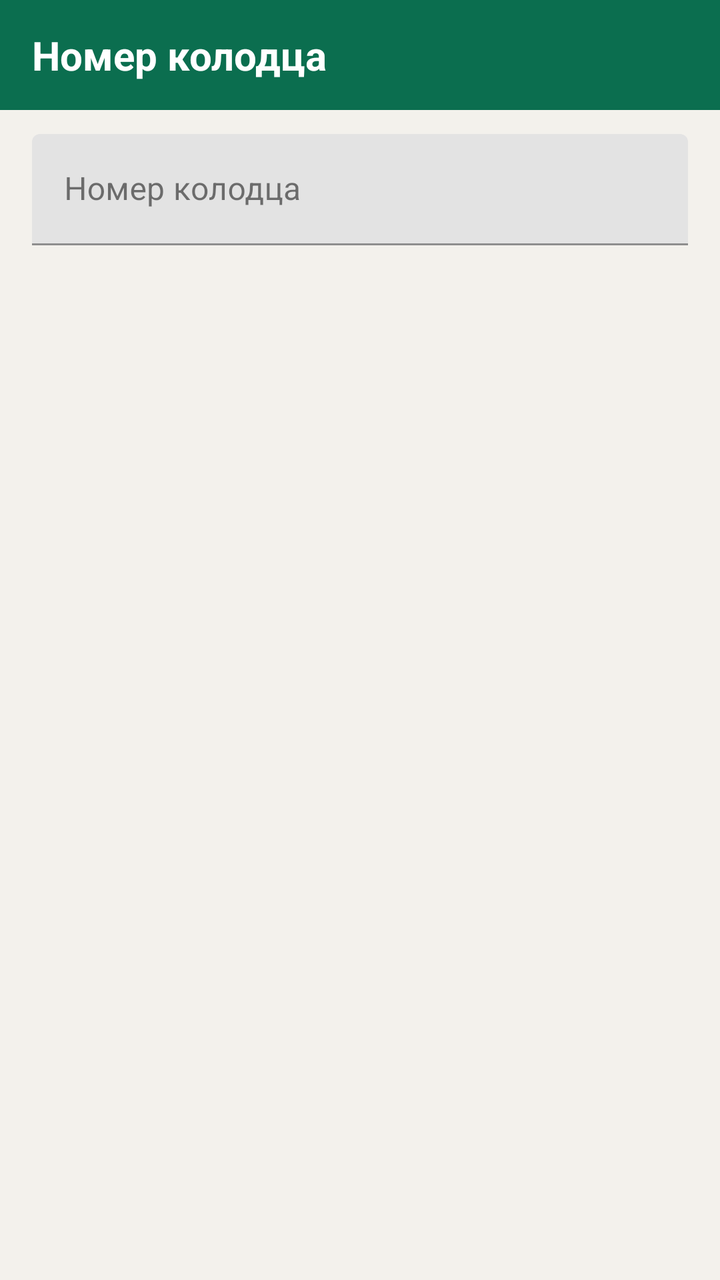
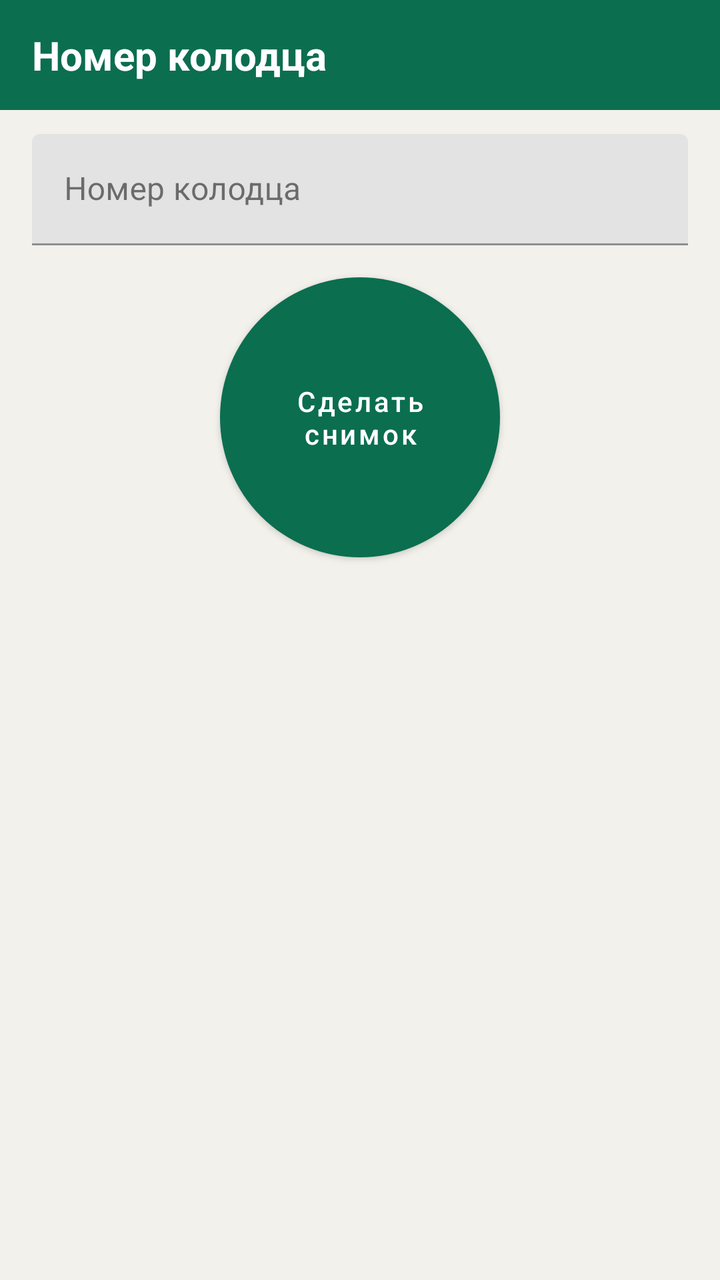

Before-and-after screenshots of an Android layout around one commit, followed by the original layout XML and the change that was made.
<!-- AndroidManifest.xml: application theme Theme.Insta360X5 -->
<!-- res/layout/dialog_well_number.xml -->
<?xml version="1.0" encoding="utf-8"?>
<LinearLayout xmlns:android="http://schemas.android.com/apk/res/android"
    android:layout_width="match_parent"
    android:layout_height="wrap_content"
    android:orientation="vertical">

    <TextView
        android:id="@+id/wellNumberTitle"
        android:layout_width="match_parent"
        android:layout_height="wrap_content"
        android:background="@color/accent"
        android:gravity="center_vertical"
        android:paddingHorizontal="16dp"
        android:paddingVertical="14dp"
        android:text="@string/well_number"
        android:textColor="@color/white"
        android:textSize="20sp"
        android:textStyle="bold" />

    <com.google.android.material.textfield.TextInputLayout
        android:layout_width="match_parent"
        android:layout_height="wrap_content"
        android:paddingHorizontal="16dp"
        android:paddingTop="12dp"
        android:paddingBottom="8dp"
        android:hint="@string/well_number">
        <com.google.android.material.textfield.TextInputEditText
            android:id="@+id/inputWellNumber"
            android:layout_width="match_parent"
            android:layout_height="wrap_content"
            android:inputType="text"
            android:maxLines="1"
            android:textColor="@color/text_primary" />
    </com.google.android.material.textfield.TextInputLayout>
</LinearLayout>
<!-- resources referenced by this layout -->
<resources>
  <color name="accent">#FF0B6E4F</color>
  <color name="text_primary">#FF1A1A1A</color>
  <color name="white">#FFFFFFFF</color>
  <string name="well_number">Номер колодца</string>
  <style name="Theme.Insta360X5" parent="Theme.MaterialComponents.Light.DarkActionBar">
          <item name="colorPrimary">@color/accent</item>
          <item name="colorPrimaryDark">@color/accent_dark</item>
          <item name="colorPrimaryVariant">@color/accent_dark</item>
          <item name="colorSecondary">@color/accent</item>
          <item name="colorAccent">@color/accent</item>
          <item name="colorOnPrimary">@color/white</item>
          <item name="colorSurface">@color/surface</item>
          <item name="colorOnSurface">@color/text_primary</item>
          <item name="android:colorBackground">@color/bg</item>
          <item name="android:windowBackground">@color/bg</item>
          <item name="android:statusBarColor">@color/accent_dark</item>
          <item name="android:textColorPrimary">@color/text_primary</item>
          <item name="android:textColorSecondary">@color/text_secondary</item>
          <item name="android:textColor">@color/text_primary</item>
          <item name="android:textColorHint">@color/text_secondary</item>
          <item name="colorControlNormal">@color/text_secondary</item>
          <item name="colorControlActivated">@color/accent</item>
          <item name="actionBarTheme">@style/ThemeOverlay.Insta360X5.ActionBar</item>
          <item name="alertDialogTheme">@style/ThemeOverlay.Insta360X5.Dialog</item>
          <item name="materialButtonOutlinedStyle">@style/Widget.Insta360X5.Button.Outlined</item>
          <item name="materialButtonStyle">@style/Widget.Insta360X5.Button</item>
      </style>
  <color name="accent_dark">#FF084C37</color>
  <color name="surface">#FFFFFFFF</color>
  <color name="bg">#FFF3F1EC</color>
  <color name="text_secondary">#FF4A4A4A</color>
  <style name="ThemeOverlay.Insta360X5.ActionBar" parent="ThemeOverlay.MaterialComponents.Dark.ActionBar">
          <item name="android:textColorPrimary">@color/white</item>
          <item name="colorControlNormal">@color/white</item>
      </style>
  <style name="ThemeOverlay.Insta360X5.Dialog" parent="ThemeOverlay.MaterialComponents.MaterialAlertDialog">
          <item name="buttonBarPositiveButtonStyle">@style/Widget.Insta360X5.DialogButton</item>
          <item name="buttonBarNegativeButtonStyle">@style/Widget.Insta360X5.DialogButton</item>
          <item name="buttonBarNeutralButtonStyle">@style/Widget.Insta360X5.DialogButton</item>
      </style>
  <style name="Widget.Insta360X5.Button.Outlined" parent="Widget.Insta360X5.Button" />
  <style name="Widget.Insta360X5.Button" parent="Widget.MaterialComponents.Button">
          <item name="android:textColor">@color/white</item>
          <item name="backgroundTint">@color/accent</item>
          <item name="android:textSize">13sp</item>
          <item name="android:textAllCaps">false</item>
          <item name="android:maxLines">1</item>
          <item name="rippleColor">@color/accent_dark</item>
      </style>
  <style name="Widget.Insta360X5.DialogButton" parent="Widget.Insta360X5.Button">
          <item name="android:layout_margin">4dp</item>
          <item name="android:minWidth">0dp</item>
          <item name="android:paddingHorizontal">12dp</item>
      </style>
</resources>

<!-- the commit's change to res/layout/dialog_well_number.xml (unified diff, before → after) -->
@@ -1,7 +1,9 @@
 <?xml version="1.0" encoding="utf-8"?>
 <LinearLayout xmlns:android="http://schemas.android.com/apk/res/android"
+    xmlns:app="http://schemas.android.com/apk/res-auto"
     android:layout_width="match_parent"
     android:layout_height="wrap_content"
+    android:gravity="center_horizontal"
     android:orientation="vertical">
 
     <TextView
@@ -28,8 +30,24 @@
             android:id="@+id/inputWellNumber"
             android:layout_width="match_parent"
             android:layout_height="wrap_content"
+            android:imeOptions="actionDone"
             android:inputType="text"
             android:maxLines="1"
             android:textColor="@color/text_primary" />
     </com.google.android.material.textfield.TextInputLayout>
+
+    <com.google.android.material.button.MaterialButton
+        android:id="@+id/btnDialogTakePhoto"
+        style="@style/Widget.Insta360X5.Button.Round"
+        android:layout_width="140dp"
+        android:layout_height="140dp"
+        android:layout_gravity="center_horizontal"
+        android:layout_marginTop="8dp"
+        android:layout_marginBottom="20dp"
+        android:insetTop="0dp"
+        android:insetBottom="0dp"
+        android:text="@string/take_photo"
+        android:textAllCaps="false"
+        android:textSize="14sp"
+        app:cornerRadius="70dp" />
 </LinearLayout>
<!-- resource entries referenced after the edit -->
@@ -3,7 +3,14 @@
   <color name="accent">#FF0B6E4F</color>
   <color name="text_primary">#FF1A1A1A</color>
   <color name="white">#FFFFFFFF</color>
+  <string name="take_photo">Сделать снимок</string>
   <string name="well_number">Номер колодца</string>
+  <style name="Widget.Insta360X5.Button.Round" parent="Widget.Insta360X5.Button">
+          <item name="cornerRadius">84dp</item>
+          <item name="android:padding">12dp</item>
+          <item name="android:textSize">14sp</item>
+          <item name="android:maxLines">2</item>
+      </style>
   <style name="Theme.Insta360X5" parent="Theme.MaterialComponents.Light.DarkActionBar">
           <item name="colorPrimary">@color/accent</item>
           <item name="colorPrimaryDark">@color/accent_dark</item>
